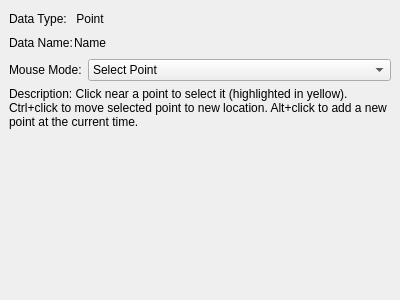
Before: the Qt Designer form src/WhiskerToolbox/Media_Widget/UI/SubWidgets/MediaPoint_Widget/MediaPoint_Widget.ui in paulmthompson/WhiskerToolbox, drawn with Qt 5.
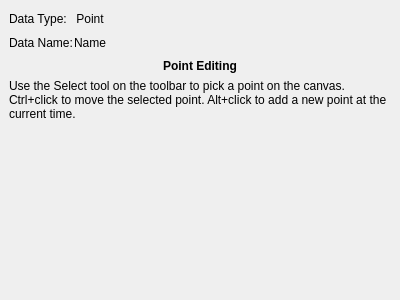
After: the same form once the commit is applied.

Commit message: update media widget selection to use centralized mechanism

```diff
--- a/src/WhiskerToolbox/Media_Widget/UI/SubWidgets/MediaPoint_Widget/MediaPoint_Widget.ui
+++ b/src/WhiskerToolbox/Media_Widget/UI/SubWidgets/MediaPoint_Widget/MediaPoint_Widget.ui
@@ -117,36 +117,17 @@
        <enum>QLayout::SizeConstraint::SetDefaultConstraint</enum>
       </property>
      <item>
-      <layout class="QHBoxLayout" name="horizontalLayout_3">
-       <property name="spacing">
-        <number>6</number>
+      <widget class="QLabel" name="point_editing_header">
+       <property name="text">
+        <string>Point Editing</string>
        </property>
-       <property name="sizeConstraint">
-        <enum>QLayout::SizeConstraint::SetDefaultConstraint</enum>
+       <property name="alignment">
+        <set>Qt::AlignmentFlag::AlignCenter</set>
        </property>
-       <item>
-        <widget class="QLabel" name="label_4">
-         <property name="text">
-          <string>Mouse Mode:</string>
-         </property>
-        </widget>
-       </item>
-       <item>
-        <widget class="QComboBox" name="selection_model_combo">
-         <property name="sizePolicy">
-          <sizepolicy hsizetype="Expanding" vsizetype="Fixed">
-           <horstretch>0</horstretch>
-           <verstretch>0</verstretch>
-          </sizepolicy>
-         </property>
-         <item>
-          <property name="text">
-           <string>Select Point</string>
-          </property>
-         </item>
-        </widget>
-       </item>
-      </layout>
+       <property name="styleSheet">
+        <string>font-weight: bold;</string>
+       </property>
+      </widget>
      </item>
      <item>
       <widget class="QLabel" name="selection_model_label">
@@ -157,7 +138,8 @@
         </sizepolicy>
        </property>
        <property name="text">
-        <string>Description: Click near a point to select it (highlighted in yellow). Ctrl+click to move selected point to new location. Alt+click to add a new point at the current time.</string>
+        <string>Use the Select tool on the toolbar to pick a point on the canvas.
+Ctrl+click to move the selected point. Alt+click to add a new point at the current time.</string>
        </property>
        <property name="wordWrap">
         <bool>true</bool>
```
The commit also changes 20 other files.
